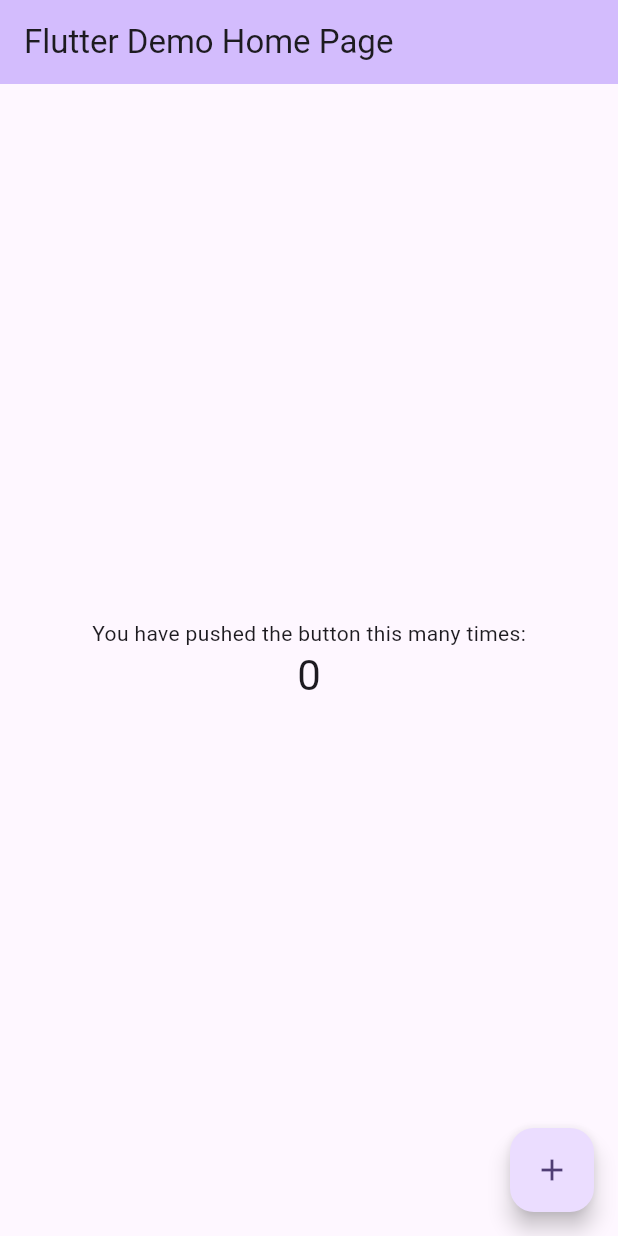
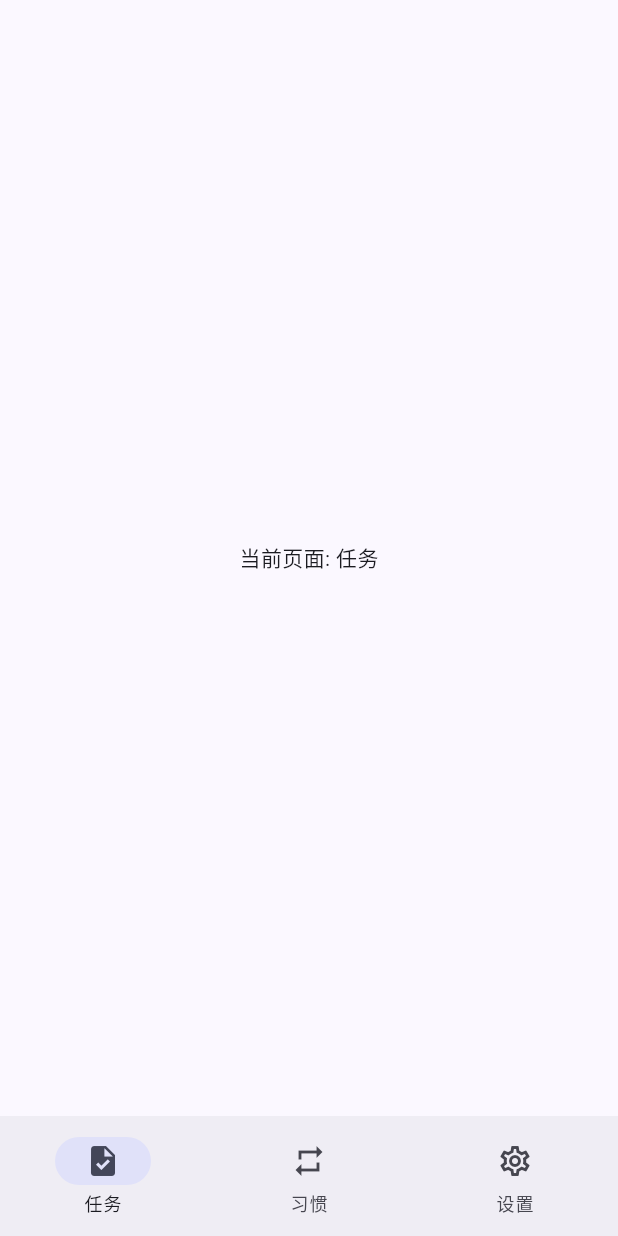
Before and after one commit to AritxOnly/Deadliner-Web, a Flutter app: the screen it shows after launch, on a phone screen of 412 x 824 dp. Run offline on Flutter 3.47's test engine with Material 3 defaults, Android fonts, the light colour scheme and no system bars.

Commit message:
dev_frontend created: 2025-04-06

```diff
--- a/frontend/lib/main.dart
+++ b/frontend/lib/main.dart
@@ -1,17 +1,18 @@
 import 'package:flutter/material.dart';
+import 'package:frontend/screens/homepage.dart';
 
 void main() {
-  runApp(const MyApp());
+  runApp(const DeadlinerApp());
 }
 
-class MyApp extends StatelessWidget {
-  const MyApp({super.key});
+class DeadlinerApp extends StatelessWidget {
+  const DeadlinerApp({super.key});
 
   // This widget is the root of your application.
   @override
   Widget build(BuildContext context) {
     return MaterialApp(
-      title: 'Flutter Demo',
+      title: 'Deadliner-Web',
       theme: ThemeData(
         // This is the theme of your application.
         //
@@ -28,13 +29,14 @@
         //
         // This works for code too, not just values: Most code changes can be
         // tested with just a hot reload.
-        colorScheme: ColorScheme.fromSeed(seedColor: Colors.deepPurple),
+        colorScheme: ColorScheme.fromSeed(seedColor: Colors.indigo),
       ),
-      home: const MyHomePage(title: 'Flutter Demo Home Page'),
+      home: const HomePage(title: 'Flutter Demo Home Page'),  // 这里是窗口的标题
     );
   }
 }
 
+// 底下是示例代码
 class MyHomePage extends StatefulWidget {
   const MyHomePage({super.key, required this.title});
 
--- /dev/null
+++ b/frontend/lib/screens/homepage.dart
@@ -0,0 +1,135 @@
+import 'package:flutter/material.dart';
+
+class ExampleDestination {
+  const ExampleDestination(this.label, this.icon, this.selectedIcon);
+
+  final String label;
+  final Widget icon;
+  final Widget selectedIcon;
+}
+
+const List<ExampleDestination> destinations = <ExampleDestination>[
+  ExampleDestination('任务', Icon(Icons.task_outlined), Icon(Icons.task)),
+  ExampleDestination('习惯', Icon(Icons.repeat_outlined), Icon(Icons.repeat)),
+  ExampleDestination('设置', Icon(Icons.settings_outlined), Icon(Icons.settings)),
+];
+
+class HomePage extends StatefulWidget {
+  const HomePage({super.key, required this.title});
+
+  final String title;
+
+  @override
+  State<HomePage> createState() => _HomePageState();
+}
+
+class _HomePageState extends State<HomePage> {
+  int screenIndex = 0;
+  late bool showNavigationDrawer;
+  final GlobalKey<ScaffoldState> _scaffoldKey = GlobalKey<ScaffoldState>();
+
+  @override
+  void didChangeDependencies() {
+    super.didChangeDependencies();
+    showNavigationDrawer = MediaQuery.of(context).size.width >= 600;
+  }
+
+  void _handleScreenChanged(int selectedScreen) {
+    setState(() {
+      screenIndex = selectedScreen;
+    });
+  }
+
+  Widget _buildDesktopLayout() {
+    return Scaffold(
+      key: _scaffoldKey,
+      body: SafeArea(
+        child: Row(
+          children: [
+            NavigationRail(
+              minWidth: 56,
+              destinations: destinations.map((d) {
+                return NavigationRailDestination(
+                  label: Text(d.label),
+                  icon: d.icon,
+                  selectedIcon: d.selectedIcon,
+                );
+              }).toList(),
+              selectedIndex: screenIndex,
+              onDestinationSelected: _handleScreenChanged,
+            ),
+            const VerticalDivider(thickness: 1, width: 1),
+            Expanded(
+              child: Center(
+                child: Text('当前页面: ${destinations[screenIndex].label}'),
+              ),
+            ),
+          ],
+        ),
+      ),
+      endDrawer: NavigationDrawer(
+        onDestinationSelected: _handleScreenChanged,
+        selectedIndex: screenIndex,
+        children: <Widget>[
+          Padding(
+            padding: const EdgeInsets.fromLTRB(28, 16, 16, 10),
+            child: Text('Deadliner', style: Theme.of(context).textTheme.headlineMedium),
+          ),
+          ...destinations.map((ExampleDestination destination) {
+            return NavigationDrawerDestination(
+              label: Text(destination.label),
+              icon: destination.icon,
+              selectedIcon: destination.selectedIcon,
+            );
+          }),
+          const Padding(padding: EdgeInsets.fromLTRB(28, 16, 28, 10), child: Divider()),
+        ],
+      ),
+    );
+  }
+
+  Widget _buildMobileLayout() {
+    return Scaffold(
+      drawer: Drawer(
+        child: Column(
+          children: [
+            const DrawerHeader(
+              decoration: BoxDecoration(color: Colors.blue),
+              child: Text('Deadliner', style: TextStyle(color: Colors.white)),
+            ),
+            ...destinations.map((d) {
+              return ListTile(
+                leading: d.icon,
+                title: Text(d.label),
+                selected: screenIndex == destinations.indexOf(d),
+                onTap: () {
+                  _handleScreenChanged(destinations.indexOf(d));
+                  Navigator.pop(context);
+                },
+              );
+            }),
+          ],
+        ),
+      ),
+      body: Center(
+        child: Text('当前页面: ${destinations[screenIndex].label}'),
+      ),
+      bottomNavigationBar: NavigationBar(
+        selectedIndex: screenIndex,
+        onDestinationSelected: _handleScreenChanged,
+        destinations: destinations.map((d) {
+          return NavigationDestination(
+            icon: d.icon,
+            selectedIcon: d.selectedIcon,
+            label: d.label,
+          );
+        }).toList(),
+      ),
+    );
+  }
+
+  @override
+  Widget build(BuildContext context) {
+    return showNavigationDrawer ? _buildDesktopLayout() : _buildMobileLayout();
+  }
+}
```
Also changed, not shown: frontend/pubspec.lock, 3 other files.
